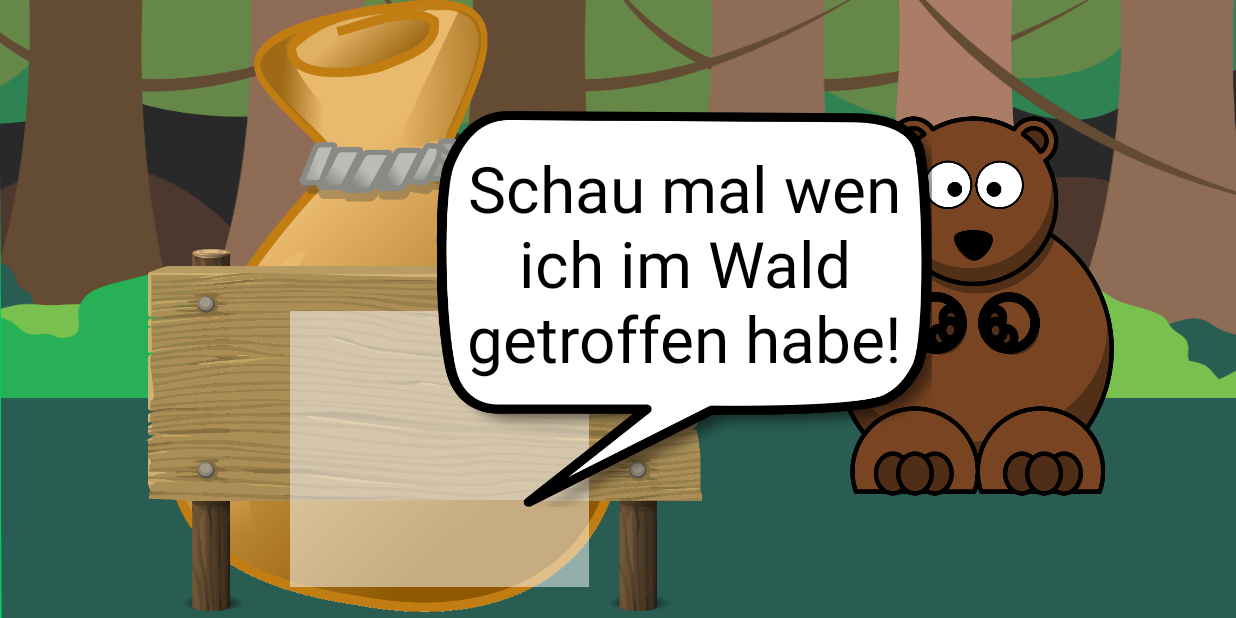
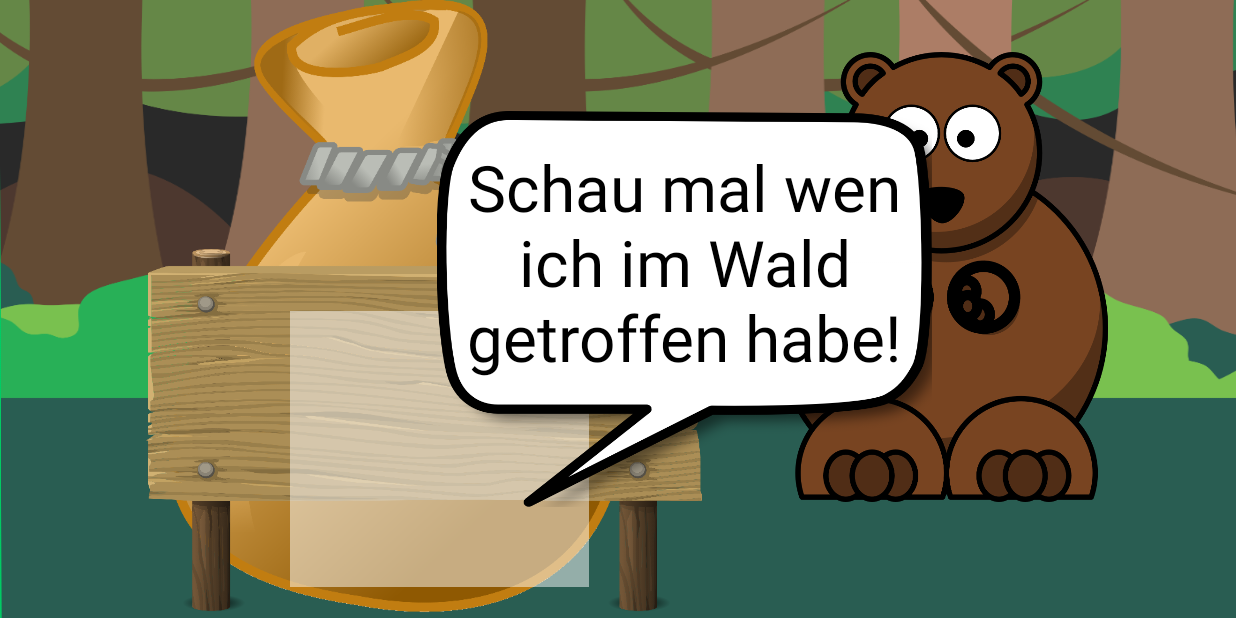
Before and after one commit to maksim96/LearningApp, an Android app: the Task2 screen opened directly, with no data from a screen before it, on a phone screen of 824 x 412 dp (held sideways). Run offline under Robolectric (Android 15) with nearby library versions, the phone set to English and light mode, and no system bars.

Commit message:
Icon. Bold texts and further improvements.

```diff
--- a/app/src/main/res/drawable/squirrel.xml
+++ b/app/src/main/res/drawable/squirrel.xml
@@ -1,4 +1,4 @@
-<vector android:height="24dp" android:viewportHeight="562"
+    <vector android:height="24dp" android:viewportHeight="562"
     android:viewportWidth="423" android:width="24dp" xmlns:android="http://schemas.android.com/apk/res/android">
     <path android:fillAlpha=".314" android:fillColor="#FF000000"
         android:pathData="m372.62,79.264c22.876,41.383 34.223,93.29 35.25,147.78 0.949,50.335 -12.764,97.881 -38.188,111.34 11.874,3.807 49.799,-11.475 51.188,-90.344 1.141,-64.817 -17.524,-124.45 -48.25,-168.78zM286.526,182.764c-7.312,0.136 -15.381,2.094 -24.281,6.281 -85.151,40.06 -8.376,284.06 -33.031,284.06 -50.791,0 -96.649,-29.241 -129.19,-76.156 32.645,59.024 84.195,97.156 142.19,97.156 24.655,0 -52.12,-244 33.031,-284.06 26.397,-12.418 45.512,-5.218 59.156,10.906 -10.18,-21.958 -25.479,-38.605 -47.875,-38.188z"
--- a/app/src/main/res/layout/activity_task2.xml
+++ b/app/src/main/res/layout/activity_task2.xml
@@ -137,8 +137,8 @@
         android:visibility="invisible" />
     <ImageView
         android:id="@+id/bear"
-        android:layout_width="187dp"
-        android:layout_height="261dp"
+        android:layout_width="230dp"
+        android:layout_height="300dp"
         android:layout_alignParentBottom="true"
         android:layout_alignParentEnd="true"
         android:layout_marginBottom="77dp"
@@ -147,11 +147,12 @@
 
     <research.educational.thiessen.learningappmock.helpers.SpeechBubble
         android:id="@+id/bubbleBear"
-        android:layout_width="330dp"
-        android:layout_height="264dp"
+        android:layout_width="372dp"
+        android:layout_height="296dp"
         android:layout_alignParentTop="true"
-        android:layout_alignStart="@+id/honey5"
-        android:layout_marginTop="188dp"
+        android:layout_marginStart="-42dp"
+        android:layout_marginTop="113dp"
+        android:layout_toEndOf="@+id/honey8"
         android:scaleType="fitXY"
         android:scaleX="-1"
         android:text="Hallo, ich bin Bertha der Bär. Ich esse am liebsten Honigwaben."
@@ -203,16 +204,14 @@
     </RelativeLayout>
 
 
-
-
-
-
     <ImageView
         android:id="@+id/bunny"
-        android:layout_width="218dp"
+        android:layout_width="170dp"
         android:layout_height="324dp"
-        android:layout_alignBottom="@+id/squirrel"
-        android:layout_alignEnd="@+id/bubbleSquirrel"
+        android:layout_alignParentBottom="true"
+        android:layout_alignParentStart="true"
+        android:layout_marginBottom="37dp"
+        android:layout_marginStart="412dp"
         android:src="@drawable/bunny"
         android:visibility="invisible" />
 
@@ -220,9 +219,10 @@
         android:id="@+id/bunnyBubble"
         android:layout_width="398dp"
         android:layout_height="324dp"
-        android:layout_above="@+id/bear"
         android:layout_alignParentEnd="true"
-        android:layout_marginEnd="385dp"
+        android:layout_alignParentTop="true"
+        android:layout_marginEnd="387dp"
+        android:layout_marginTop="112dp"
         android:text="Ich habe 2 x 4 Möhren gesammelt. Wie viele sind im Beutel?"
         android:visibility="invisible" />
 
@@ -230,12 +230,13 @@
         android:id="@+id/thoughtBubbleBunny"
         android:layout_width="398dp"
         android:layout_height="324dp"
-        android:layout_above="@+id/bear"
         android:layout_alignParentEnd="true"
-        android:layout_marginEnd="385dp"
-        android:visibility="invisible"
+        android:layout_alignParentTop="true"
+        android:layout_marginEnd="351dp"
+        android:layout_marginTop="154dp"
+        android:scaleX="-1"
         android:src="@drawable/carrots"
-        android:scaleX="-1" />
+        android:visibility="invisible" />
 
     <research.educational.thiessen.learningappmock.helpers.SpeechBubble
         android:id="@+id/bubbleSquirrel"
--- a/app/src/main/res/layout/speechbubble.xml
+++ b/app/src/main/res/layout/speechbubble.xml
@@ -20,10 +20,22 @@
         android:weightSum="100">
 
         <TextView
+            android:id="@+id/textviewUpper"
             android:layout_width="match_parent"
             android:layout_height="wrap_content"
-            android:layout_weight="1" />
-
+            android:layout_weight="0.8" />
+        <TextView
+            android:id="@+id/dotsinbubble_upper"
+            android:layout_width="match_parent"
+            android:layout_height="wrap_content"
+            android:text="   "
+            android:typeface="monospace"
+            android:textAlignment="textEnd"
+            android:textColor="#000000"
+            android:paddingRight="50dp"
+            android:layout_weight="0.2"
+            android:textSize="24sp"
+            android:visibility="gone"/>
         <android.support.v7.widget.AppCompatTextView
             android:id="@+id/bubbleText"
             android:layout_width="match_parent"
--- a/app/src/main/res/values/strings.xml
+++ b/app/src/main/res/values/strings.xml
@@ -7,4 +7,5 @@
 
     <string name="title_activity_drag">DragActivity</string>
     <string name="title_activity_ending">Ending</string>
+    <string name="title_activity_start">Start</string>
 </resources>
```
Also changed, not shown: app/src/main/AndroidManifest.xml (+13 -18 lines), app/src/main/java/research/educational/thiessen/learningappmock/Start.java (added, +25 -0 lines), app/src/main/java/research/educational/thiessen/learningappmock/Task1.java (+45 -20 lines), app/src/main/java/research/educational/thiessen/learningappmock/Task2.java (+78 -39 lines), app/src/main/java/research/educational/thiessen/learningappmock/Task3.java (+59 -11 lines), app/src/main/java/research/educational/thiessen/learningappmock/helpers/SpeechBubble.java (+10 -1 lines), app/src/main/res/layout/activity_start.xml (added, +51 -0 lines), app/src/main/res/layout/activity_task3.xml (+4 -3 lines), app/src/main/res/drawable-xxhdpi/icon.png (added).
